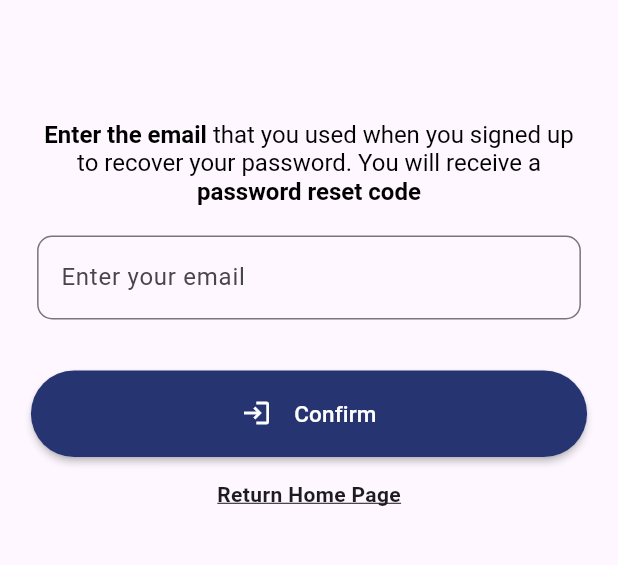
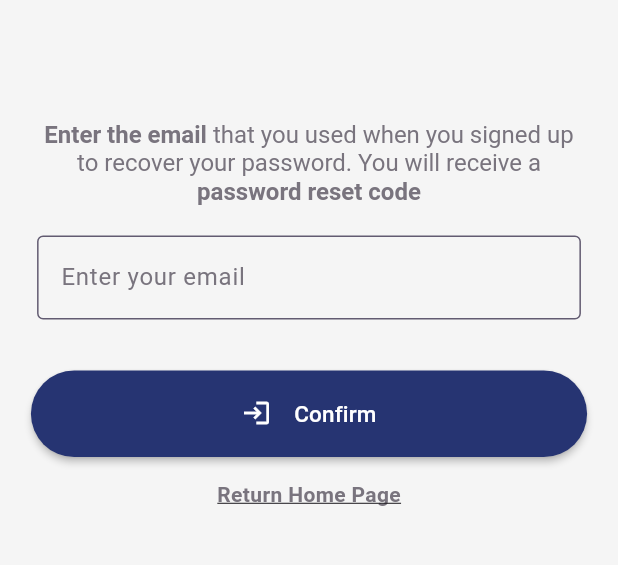
Before and after one commit to trieunguyen230503/ToeicApp, a Flutter app: the ConfirmEmail screen opened directly with empty values, after a tap on "Confirm Code", after a tap on "I forgot my password", on a phone screen of 412 x 824 dp, the part 384-949 px from its top. Run offline on Flutter 3.47's test engine with Material 3 defaults, Android fonts, the phone set to English and light mode, and no system bars; drawn by our look-alikes of rounded_loading_button; our stand-ins replace audioplayers, avatar_glow, cloud_firestore, connectivity_plus, file_picker, firebase_auth and 9 more; missing offline and left inert: dart:ffi, highlight_text, string_similarity; accounts and stored records are empty.

```diff
--- a/apptoeic/lib/utils/GetNewPassword/ForgetPassword.dart
+++ b/apptoeic/lib/utils/GetNewPassword/ForgetPassword.dart
@@ -32,7 +32,8 @@ class _ForgetPasswordState extends State<ForgetPassword> {
     return MaterialApp(
       debugShowCheckedModeBanner: false,
       routes: {
-        'ConfirmPass': (context) => ConfirmPassword(
+        'ConfirmPass': (context) =>
+            ConfirmPassword(
               code: '',
               email: '',
             ),
@@ -58,9 +59,14 @@ class _ForgetPasswordState extends State<ForgetPassword> {
               TextStyle(fontWeight: FontWeight.bold, color: Colors.white),
             ),
           ),
+          backgroundColor: Theme
+              .of(context)
+              .colorScheme
+              .background,
           body: OrientationBuilder(builder: (context, orientation) {
             if (orientation == Orientation.portrait) {
               return SingleChildScrollView(
+                child: Container(
                   child: Column(
                       mainAxisAlignment: MainAxisAlignment.start,
                       children: [
@@ -77,18 +83,26 @@ class _ForgetPasswordState extends State<ForgetPassword> {
                         ),
                         Padding(
                           padding: EdgeInsets.only(
-                            left: MediaQuery.sizeOf(context).width * 0.05,
-                            right: MediaQuery.sizeOf(context).width * 0.05),
+                              left: MediaQuery
+                                  .sizeOf(context)
+                                  .width * 0.05,
+                              right: MediaQuery
+                                  .sizeOf(context)
+                                  .width * 0.05),
                           child: RichText(
                               textAlign: TextAlign.center,
-                            text: const TextSpan(
+                              text: TextSpan(
                                   style: TextStyle(
-                                    fontSize: 16, color: Colors.black),
-                                children: <TextSpan>[
+                                      fontSize: 16,
+                                      color: Theme
+                                          .of(context)
+                                          .colorScheme
+                                          .outline),
+                                  children: const <TextSpan>[
                                     TextSpan(
                                       text: 'Enter the email ',
-                                    style:
-                                        TextStyle(fontWeight: FontWeight.bold),
+                                      style: TextStyle(
+                                          fontWeight: FontWeight.bold),
                                     ),
                                     TextSpan(
                                         text:
@@ -112,8 +126,14 @@ class _ForgetPasswordState extends State<ForgetPassword> {
                         const SizedBox(
                           height: 20,
                         ),
-                      buttonRounded(context, emailController, darkblue,
-                          Icons.login, 'Confirm', checkEmaildata, 1),
+                        buttonRounded(
+                            context,
+                            emailController,
+                            darkblue,
+                            Icons.login,
+                            'Confirm',
+                            checkEmaildata,
+                            1),
                         InkWell(
                           onTap: () {
                             Navigator.pushReplacement(
@@ -124,13 +144,16 @@ class _ForgetPasswordState extends State<ForgetPassword> {
                           },
                           child: Container(
                             margin: const EdgeInsets.fromLTRB(0, 15, 0, 15),
-                          child: const Text('Return Home Page',
+                            child: Text('Return Home Page',
                                 style: TextStyle(
                                     decoration: TextDecoration.underline,
-                                  fontWeight: FontWeight.bold)),
+                                    fontWeight: FontWeight.bold, color: Theme
+                                    .of(context)
+                                    .colorScheme.outline)),
                           ),
                         ),
                       ]),
+                ),
               );
             } else {
               return SingleChildScrollView(
@@ -150,14 +173,23 @@ class _ForgetPasswordState extends State<ForgetPassword> {
                       ),
                       Padding(
                         padding: EdgeInsets.only(
-                            left: MediaQuery.sizeOf(context).width * 0.05,
-                            right: MediaQuery.sizeOf(context).width * 0.05),
+                            left: MediaQuery
+                                .sizeOf(context)
+                                .width * 0.05,
+                            right: MediaQuery
+                                .sizeOf(context)
+                                .width * 0.05),
                         child: RichText(
                             textAlign: TextAlign.center,
-                            text: const TextSpan(
+                            text: TextSpan(
                                 style: TextStyle(
-                                    fontSize: 16, color: Colors.black),
-                                children: <TextSpan>[
+                                    fontSize: 16,
+                                    color:
+                                    Theme
+                                        .of(context)
+                                        .colorScheme
+                                        .outline),
+                                children: const <TextSpan>[
                                   TextSpan(
                                     text: 'Enter the email ',
                                     style:
@@ -185,8 +217,14 @@ class _ForgetPasswordState extends State<ForgetPassword> {
                       const SizedBox(
                         height: 20,
                       ),
-                      buttonRounded(context, emailController, darkblue,
-                          Icons.login, 'Confirm', checkEmaildata, 2),
+                      buttonRounded(
+                          context,
+                          emailController,
+                          darkblue,
+                          Icons.login,
+                          'Confirm',
+                          checkEmaildata,
+                          2),
                       InkWell(
                         onTap: () {
                           Navigator.pushReplacement(
@@ -197,10 +235,14 @@ class _ForgetPasswordState extends State<ForgetPassword> {
                         },
                         child: Container(
                           margin: const EdgeInsets.fromLTRB(0, 15, 0, 15),
-                          child: const Text('Return Home Page',
+                          child: Text('Return Home Page',
                               style: TextStyle(
                                   decoration: TextDecoration.underline,
-                                  fontWeight: FontWeight.bold)),
+                                  fontWeight: FontWeight.bold,
+                                  color: Theme
+                                      .of(context)
+                                      .colorScheme
+                                      .outline)),
                         ),
                       ),
                     ]),
--- a/apptoeic/lib/utils/constContainer.dart
+++ b/apptoeic/lib/utils/constContainer.dart
@@ -105,14 +105,24 @@ class _inputDecorationState extends State<inputDecoration> {
                 0),
             child: TextFormField(
               enabled: widget.enable,
+              style: TextStyle(color: Theme.of(context).colorScheme.outline),
               controller: widget.inputcontroller,
               decoration: InputDecoration(
                   border: OutlineInputBorder(
                     borderRadius: BorderRadius.circular(10),
                   ),
                   hintText: widget.hint,
+                  hintStyle:
+                      TextStyle(color: Theme.of(context).colorScheme.outline),
+                  enabledBorder: OutlineInputBorder(
+                    borderSide: BorderSide(
+                        color: Theme.of(context)
+                            .colorScheme
+                            .secondary), // Đặt màu cho border khi không focus ở đây
+                  ),
                   focusedBorder: OutlineInputBorder(
-                    borderSide: const BorderSide(color: darkblue),
+                    borderSide: BorderSide(
+                        color: Theme.of(context).colorScheme.primary),
                     borderRadius: BorderRadius.circular(10),
                   )),
             ),
@@ -130,6 +140,7 @@ class _inputDecorationState extends State<inputDecoration> {
                 MediaQuery.of(context).size.width * 0.06,
                 0),
             child: TextFormField(
+              style: TextStyle(color: Theme.of(context).colorScheme.outline),
               enabled: widget.enable,
               controller: widget.inputcontroller,
               decoration: InputDecoration(
@@ -137,8 +148,17 @@ class _inputDecorationState extends State<inputDecoration> {
                     borderRadius: BorderRadius.circular(10),
                   ),
                   hintText: widget.hint,
+                  hintStyle:
+                      TextStyle(color: Theme.of(context).colorScheme.outline),
+                  enabledBorder: OutlineInputBorder(
+                    borderSide: BorderSide(
+                        color: Theme.of(context)
+                            .colorScheme
+                            .secondary), // Đặt màu cho border khi không focus ở đây
+                  ),
                   focusedBorder: OutlineInputBorder(
-                    borderSide: const BorderSide(color: darkblue),
+                    borderSide: BorderSide(
+                        color: Theme.of(context).colorScheme.primary),
                     borderRadius: BorderRadius.circular(10),
                   )),
             ),
@@ -308,7 +328,9 @@ class _inputPhoneNumberState extends State<inputPhoneNumber> {
                   child: Text(
                     '+84',
                     style: TextStyle(
-                      color: _isInputFocused ? Theme.of(context).colorScheme.primary : Colors.grey,
+                      color: _isInputFocused
+                          ? Theme.of(context).colorScheme.primary
+                          : Colors.grey,
                     ),
                   ),
                 ),
@@ -358,7 +380,9 @@ class _inputPhoneNumberState extends State<inputPhoneNumber> {
                   child: Text(
                     '+84',
                     style: TextStyle(
-                      color: _isInputFocused ? Theme.of(context).colorScheme.primary : Colors.grey,
+                      color: _isInputFocused
+                          ? Theme.of(context).colorScheme.primary
+                          : Colors.grey,
                     ),
                   ),
                 ),
```
Lines whose indentation alone changed are shown as unchanged.
